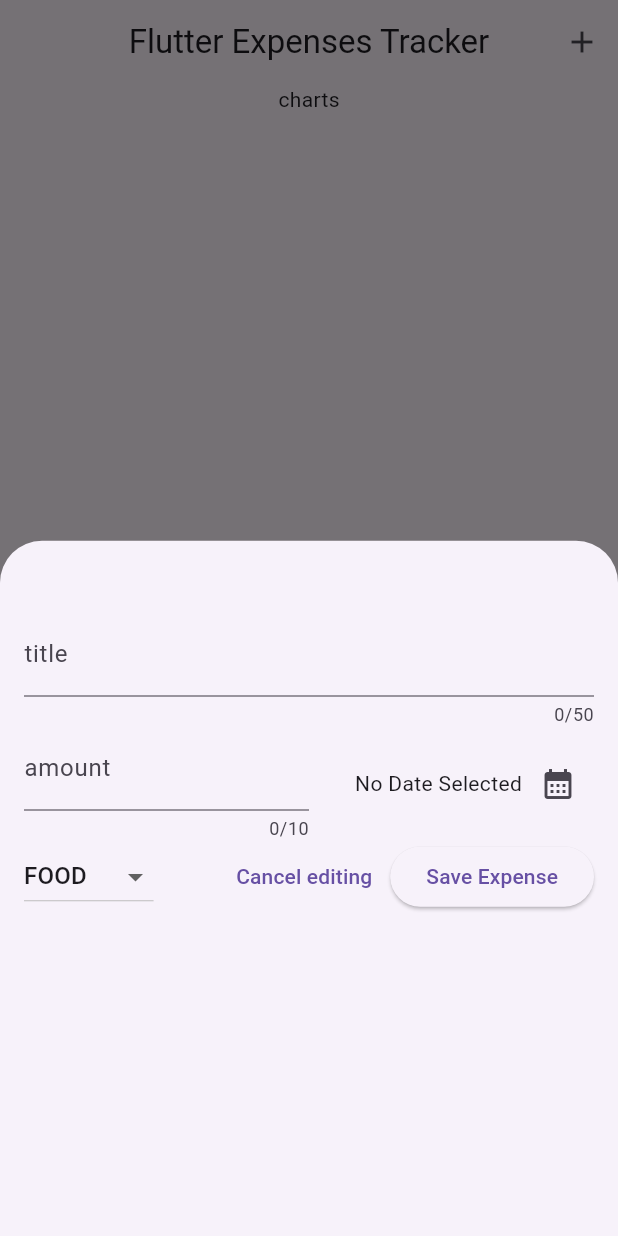
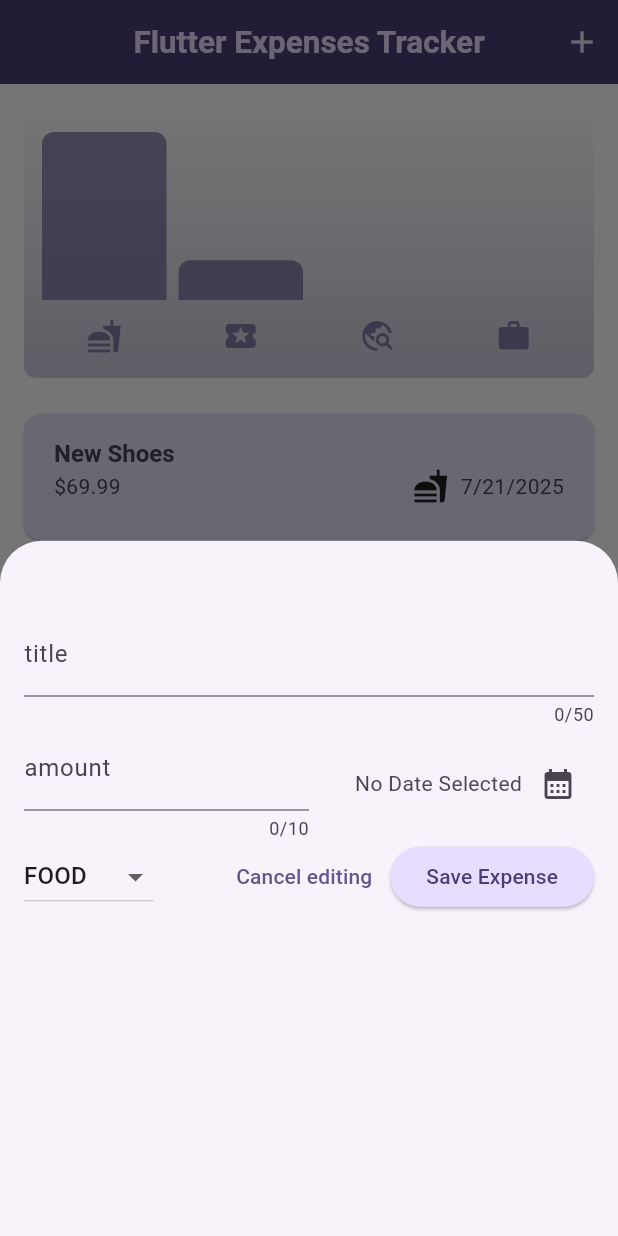
Before and after one commit to mahmoudasal/flutter-expense-tracker, a Flutter app: the screen it shows after launch, after a tap on the "add" icon, on a phone screen of 412 x 824 dp. Run offline on Flutter 3.47's test engine with Material 3 defaults, Android fonts, the phone set to English and light mode, and no system bars.

```diff
--- a/lib/expenses.dart
+++ b/lib/expenses.dart
@@ -1,3 +1,4 @@
+import 'package:expense_tracker/widgets/charts/chart.dart';
 import 'package:expense_tracker/widgets/expenses_list/expenses_list.dart';
 import 'package:expense_tracker/models/expense.dart';
 import 'package:expense_tracker/widgets/new_expense.dart';
@@ -25,7 +26,20 @@ class _ExpensesState extends State<Expenses> {
     });
   }
 
-  final List<Expense> _registeredExpenses = [];
+  final List<Expense> _registeredExpenses = [
+    Expense(
+      title: "New Shoes",
+      amount: 69.99,
+      date: DateTime.now(),
+      category: Category.food,
+    ),
+    Expense(
+      title: "Groceries",
+      amount: 16.53,
+      date: DateTime.now(),
+      category: Category.leisure,
+    ),
+  ];
 
   _removeExpense(Expense expense) {
     final expenseIndex = _registeredExpenses.indexOf(expense);
@@ -62,7 +76,7 @@ class _ExpensesState extends State<Expenses> {
     return Scaffold(
       appBar: AppBar(
         centerTitle: true,
-        title: Text("Flutter Expenses Tracker"),
+        title: Text("Flutter Expenses Tracker", style: TextStyle(fontSize: 21)),
         actions: [
           IconButton(
             onPressed: () {
@@ -75,7 +89,7 @@ class _ExpensesState extends State<Expenses> {
       body: Column(
         mainAxisAlignment: MainAxisAlignment.center,
         children: [
-          const Text("charts"),
+          Chart(expenses: _registeredExpenses),
           Expanded(child: mainContent),
         ],
       ),
--- a/lib/main.dart
+++ b/lib/main.dart
@@ -1,6 +1,110 @@
 import 'package:expense_tracker/expenses.dart';
 import 'package:flutter/material.dart';
 
+// Light mode colors - using a nice purple as the base
+var kColorScheme = ColorScheme.fromSeed(
+  seedColor: const Color.fromARGB(255, 96, 59, 181), // Purple looks good
+);
+
+// Dark mode colors - going with teal since it contrasts well
+var kDarkColorScheme = ColorScheme.fromSeed(
+  seedColor: const Color.fromARGB(255, 5, 99, 125), // Dark teal
+  brightness: Brightness.dark, // Tell Flutter this is for dark mode
+);
+
+// ============================================================================
+// MAIN APP
+// ============================================================================
+
+// This is where everything starts
 void main() {
-  runApp(MaterialApp(home: Expenses()));
+  runApp(
+    MaterialApp(
+      // Getting rid of that debug banner - looks cleaner
+      debugShowCheckedModeBanner: false,
+
+     // Dark theme setup
+      darkTheme: ThemeData.dark().copyWith(
+        // Using our custom dark colors
+        colorScheme: kDarkColorScheme,
+
+        // Making cards look good in dark mode
+        cardTheme: CardThemeData().copyWith(
+          color:
+              kDarkColorScheme.secondaryContainer, // Nice background for cards
+          margin: const EdgeInsets.symmetric(
+            horizontal: 16,
+            vertical: 8,
+          ), // Some breathing room
+        ),
+
+        // Button styling for dark mode
+        elevatedButtonTheme: ElevatedButtonThemeData(
+          style: ElevatedButton.styleFrom(
+            backgroundColor: kDarkColorScheme.primaryContainer, // Button color
+            foregroundColor: kDarkColorScheme.onPrimaryContainer, // Text color
+            shape: RoundedRectangleBorder(
+              borderRadius: BorderRadius.circular(
+                20,
+              ), // Rounded buttons look modern
+            ),
+          ),
+        ),
+      ),
+
+      // Light mode setup
+      theme: ThemeData().copyWith(
+        // Our custom purple theme
+        colorScheme: kColorScheme,
+
+        // White background looks clean
+        scaffoldBackgroundColor: Colors.white,
+
+        // App bar gets a dark header with light text
+        appBarTheme: const AppBarTheme().copyWith(
+          backgroundColor:
+              kColorScheme.onPrimaryContainer, // Dark purple header
+          foregroundColor: kColorScheme.primaryContainer, // Light text on dark
+        ),
+
+        // Cards in light mode
+        cardTheme: CardThemeData().copyWith(
+          color: kColorScheme.secondaryContainer, // Light background
+          margin: const EdgeInsets.symmetric(
+            horizontal: 16,
+            vertical: 8,
+          ), // Same spacing as dark
+        ),
+
+        // Light mode buttons
+        elevatedButtonTheme: ElevatedButtonThemeData(
+          style: ElevatedButton.styleFrom(
+            backgroundColor: kColorScheme.primaryContainer, // Light purple
+            foregroundColor: kColorScheme.onPrimaryContainer, // Dark text
+            shape: RoundedRectangleBorder(
+              borderRadius: BorderRadius.circular(20), // Keep it consistent
+            ),
+          ),
+        ),
+
+        // Text styles for the whole app
+        textTheme: ThemeData().textTheme.copyWith(
+          titleLarge: TextStyle(
+            fontSize: 16, // Good readable size
+            fontWeight: FontWeight.bold, // Make titles stand out
+            color: kColorScheme.onSecondaryContainer, // Dark text for contrast
+          ),
+          bodyMedium: TextStyle(
+            color: kColorScheme.onSecondaryContainer, // Regular text color
+          ),
+        ),
+      ),
+
+      // Let the system decide light or dark mode
+      themeMode: ThemeMode.system,
+
+      // Start with our expenses screen
+      home: Expenses(),
+    ),
+  );
 }
--- a/lib/models/expense.dart
+++ b/lib/models/expense.dart
@@ -1,13 +1,16 @@
-// This file defines the Expense model for the expense tracker application.
 import 'package:flutter/material.dart';
 import 'package:uuid/uuid.dart';
 import 'package:intl/intl.dart';
 
+// Setting up UUID generator for unique IDs
 const uuid = Uuid();
+// Date formatter to show dates in MM/DD/YYYY format (like 12/25/2023)
 final formatter = DateFormat.yMd();
 
+// The different types of expenses we can track
 enum Category { food, travel, leisure, work }
 
+// Icons that match each category - makes the UI more intuitive
 const categoryIcons = {
   Category.food: Icons.fastfood,
   Category.travel: Icons.travel_explore,
@@ -15,21 +18,59 @@ const categoryIcons = {
   Category.work: Icons.work,
 };
 
+// Main expense class - this represents a single expense entry
 class Expense {
-  final String id;
-  final String title;
-  final double amount;
-  final DateTime date;
-  final Category category;
+  final String id; // Unique identifier (auto-generated)
+  final String title; // What the expense was for (like "Lunch at Subway")
+  final double amount; // How much it cost
+  final DateTime date; // When it happened
+  final Category category; // What type of expense it is
 
+  // Constructor - when creating a new expense, we generate the ID automatically
   Expense({
     required this.title,
     required this.amount,
     required this.date,
     required this.category,
-  }) : id = uuid.v4();
+  }) : id = uuid.v4(); // This creates a random unique ID
 
+  // Getter that returns the date in a nice readable format
   String get formattedDate {
-    return formatter.format(date);
+    return formatter.format(
+      date,
+    ); // Converts DateTime to something like "12/25/2023"
   }
 }
+
+// ExpenseBucket groups expenses by category - think of it like sorting into folders
+class ExpenseBucket {
+  final Category category; // Which category this bucket represents
+  final List<Expense> expenses; // All the expenses in this category
+
+  // Regular constructor - if you already have a list of expenses for a category
+  const ExpenseBucket({required this.category, required this.expenses});
+
+  // Alternative constructor - automatically filters expenses by category
+  // This is the one we usually use - give it all expenses and it picks the right ones
+  ExpenseBucket.forCategory(List<Expense> allExpenses, this.category)
+    : expenses = allExpenses
+          .where(
+            (expense) => expense.category == category,
+          ) // Filter by category
+          .toList(); // Convert back to a list
+
+  // Calculate total spending for this category
+  double get totalExpenses {
+    double sum = 0;
+    // Loop through each expense and add up the amounts
+    for (final expense in expenses) {
+      sum += expense.amount;
+    }
+    return sum;
+  }
+
+  // Add a new expense to this bucket (probably won't use this much)
+  void addExpense(Expense expense) {
+    expenses.add(expense);
+  }
+}
--- /dev/null
+++ b/lib/widgets/charts/chart.dart
@@ -0,0 +1,91 @@
+import 'package:expense_tracker/widgets/charts/chart_bar.dart';
+import 'package:flutter/material.dart';
+
+import 'package:expense_tracker/models/expense.dart';
+
+class Chart extends StatelessWidget {
+  const Chart({super.key, required this.expenses});
+
+  final List<Expense> expenses;
+
+  List<ExpenseBucket> get buckets {
+    return [
+      ExpenseBucket.forCategory(expenses, Category.food),
+      ExpenseBucket.forCategory(expenses, Category.leisure),
+      ExpenseBucket.forCategory(expenses, Category.travel),
+      ExpenseBucket.forCategory(expenses, Category.work),
+    ];
+  }
+
+  double get maxTotalExpense {
+    double maxTotalExpense = 0;
+
+    for (final bucket in buckets) {
+      if (bucket.totalExpenses > maxTotalExpense) {
+        maxTotalExpense = bucket.totalExpenses;
+      }
+    }
+
+    return maxTotalExpense;
+  }
+
+  @override
+  Widget build(BuildContext context) {
+    final isDarkMode =
+        MediaQuery.of(context).platformBrightness == Brightness.dark;
+    return Container(
+      margin: const EdgeInsets.all(16),
+      padding: const EdgeInsets.symmetric(vertical: 16, horizontal: 8),
+      width: double.infinity,
+      height: 180,
+      decoration: BoxDecoration(
+        borderRadius: BorderRadius.circular(8),
+        gradient: LinearGradient(
+          colors: [
+            Theme.of(context).colorScheme.primary.withValues(alpha: 0.3),
+            Theme.of(context).colorScheme.primary.withValues(alpha: 0.0),
+          ],
+          begin: Alignment.bottomCenter,
+          end: Alignment.topCenter,
+        ),
+      ),
+      child: Column(
+        children: [
+          Expanded(
+            child: Row(
+              crossAxisAlignment: CrossAxisAlignment.end,
+              children: [
+                for (final bucket in buckets) // alternative to map()
+                  ChartBar(
+                    fill: bucket.totalExpenses == 0
+                        ? 0
+                        : bucket.totalExpenses / maxTotalExpense,
+                  ),
+              ],
+            ),
+          ),
+          const SizedBox(height: 12),
+          Row(
+            children: buckets
+                .map(
+                  (bucket) => Expanded(
+                    child: Padding(
+                      padding: const EdgeInsets.symmetric(horizontal: 4),
+                      child: Icon(
+                        categoryIcons[bucket.category],
+                        color: isDarkMode
+                            ? Theme.of(context).colorScheme.secondary
+                            : Theme.of(
+                                context,
+                              ).colorScheme.primary.withValues(alpha: 0.7),
+                      ),
+                    ),
+                  ),
+                )
+                .toList(),
+          ),
+        ],
+      ),
+    );
+  }
+}
--- /dev/null
+++ b/lib/widgets/charts/chart_bar.dart
@@ -0,0 +1,34 @@
+import 'package:flutter/material.dart';
+
+class ChartBar extends StatelessWidget {
+  const ChartBar({
+    super.key,
+    required this.fill,
+  });
+
+  final double fill;
+
+  @override
+  Widget build(BuildContext context) {
+    final isDarkMode =
+        MediaQuery.of(context).platformBrightness == Brightness.dark;
+    return Expanded(
+      child: Padding(
+        padding: const EdgeInsets.symmetric(horizontal: 4),
+        child: FractionallySizedBox(
+          heightFactor: fill,
+          child: DecoratedBox(
+            decoration: BoxDecoration(
+              shape: BoxShape.rectangle,
+              borderRadius:
+                  const BorderRadius.vertical(top: Radius.circular(8)),
+              color: isDarkMode
+                  ? Theme.of(context).colorScheme.secondary
+                  : Theme.of(context).colorScheme.primary.withValues(alpha:0.65),
+            ),
+          ),
+        ),
+      ),
+    );
+  }
+}
--- a/lib/widgets/expenses_list/expense_item.dart
+++ b/lib/widgets/expenses_list/expense_item.dart
@@ -12,8 +12,9 @@ class ExpenseItem extends StatelessWidget {
       child: Padding(
         padding: const EdgeInsets.symmetric(horizontal: 20, vertical: 16),
         child: Column(
+          crossAxisAlignment: CrossAxisAlignment.start,
           children: [
-            Text(expense.title),
+            Text(expense.title, style: Theme.of(context).textTheme.titleLarge),
             Row(
               children: [
                 Text('\$${expense.amount.toStringAsFixed(2)}'),
--- a/lib/widgets/expenses_list/expenses_list.dart
+++ b/lib/widgets/expenses_list/expenses_list.dart
@@ -5,7 +5,11 @@ import 'package:flutter/material.dart';
 class ExpensesList extends StatelessWidget {
   final List<Expense> expenses;
   final void Function(Expense expense) onRemoveExpense;
-  const ExpensesList({super.key, required this.expenses, required this.onRemoveExpense});
+  const ExpensesList({
+    super.key,
+    required this.expenses,
+    required this.onRemoveExpense,
+  });
 
   @override
   Widget build(BuildContext context) {
@@ -13,10 +17,14 @@ class ExpensesList extends StatelessWidget {
       itemCount: expenses.length,
       itemBuilder: (context, index) => Dismissible(
         key: ValueKey(expenses[index]),
+        background: Container(
+          color: Theme.of(context).colorScheme.error.withValues(alpha: 0.75),
+          margin: EdgeInsets.symmetric(
+            horizontal: Theme.of(context).cardTheme.margin!.horizontal,
+          ),
+        ),
         onDismissed: (direction) => onRemoveExpense(expenses[index]),
 
-        background: Container(color: Colors.red),
-        direction: DismissDirection.endToStart,
         child: ExpenseItem(expense: expenses[index]),
       ),
     );
```
Also changed, not shown: pubspec.yaml (+9 -52 lines), 4 other files.
